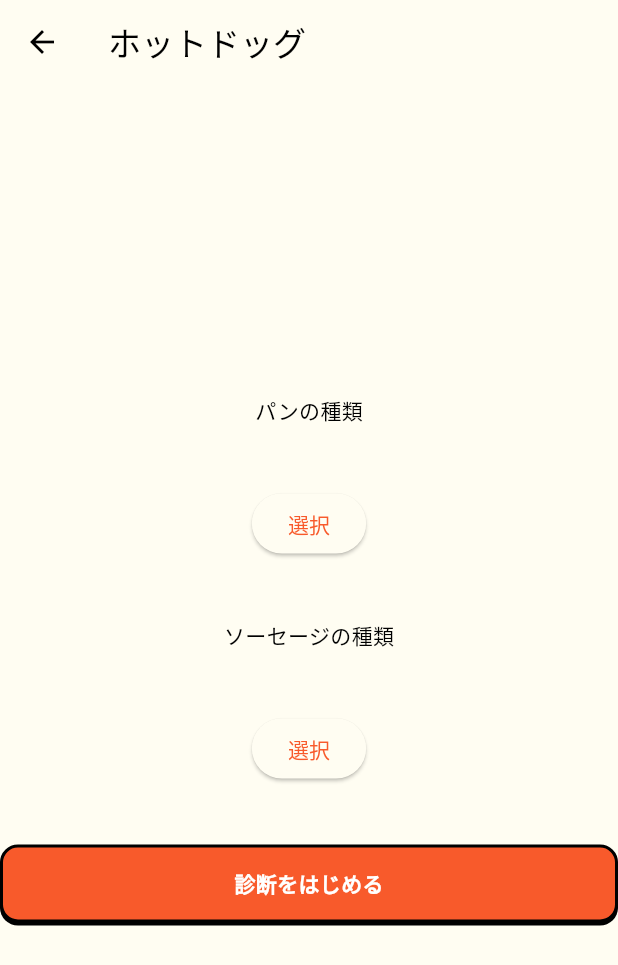
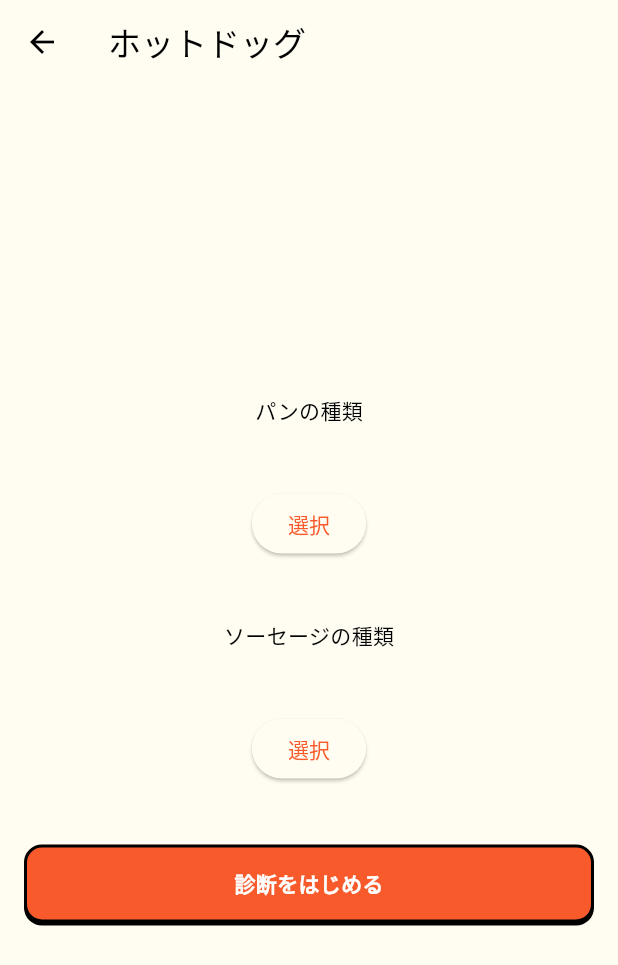
Before and after one commit to OriginMaster2024/origin_master_2024_flutter, a Flutter app: the HotDogSelectPage screen opened directly, on a phone screen of 412 x 824 dp. Shown: the top 965 px of the screen. Run offline on Flutter 3.47's test engine with Material 3 defaults, Android fonts, the phone set to English and light mode, and no system bars; our stand-ins replace flutter_hooks, flutter_svg, gap, google_fonts, hooks_riverpod, sensors_plus and 1 more.

Commit message:
Fix width of ActionButton

```diff
--- a/lib/page/hot_dog_select_page.dart
+++ b/lib/page/hot_dog_select_page.dart
@@ -3,6 +3,7 @@ import 'dart:math';
 
 import 'package:flutter/material.dart';
 import 'package:flutter_hooks/flutter_hooks.dart';
+import 'package:origin_master_2024_flutter/constants/device_size.dart';
 import 'package:origin_master_2024_flutter/page/situation_page.dart';
 import 'package:origin_master_2024_flutter/widgets/action_button.dart';
 
@@ -21,7 +22,9 @@ class HotDogSelectPage extends HookWidget {
           children: [
             const IngredientCard(type: 'パン', options: Bread.values),
             const IngredientCard(type: 'ソーセージ', options: Sausage.values),
-            ActionButton(
+            SizedBox(
+              width: DeviceSize.width - 32,
+              child: ActionButton(
                 onPressed: () {
                   Navigator.of(context).push(
                     MaterialPageRoute<SituationPage>(
@@ -30,6 +33,7 @@ class HotDogSelectPage extends HookWidget {
                   );
                 },
                 title: "診断をはじめる",
+              ),
             ),
           ],
         ),
```
Lines whose indentation alone changed are shown as unchanged.
